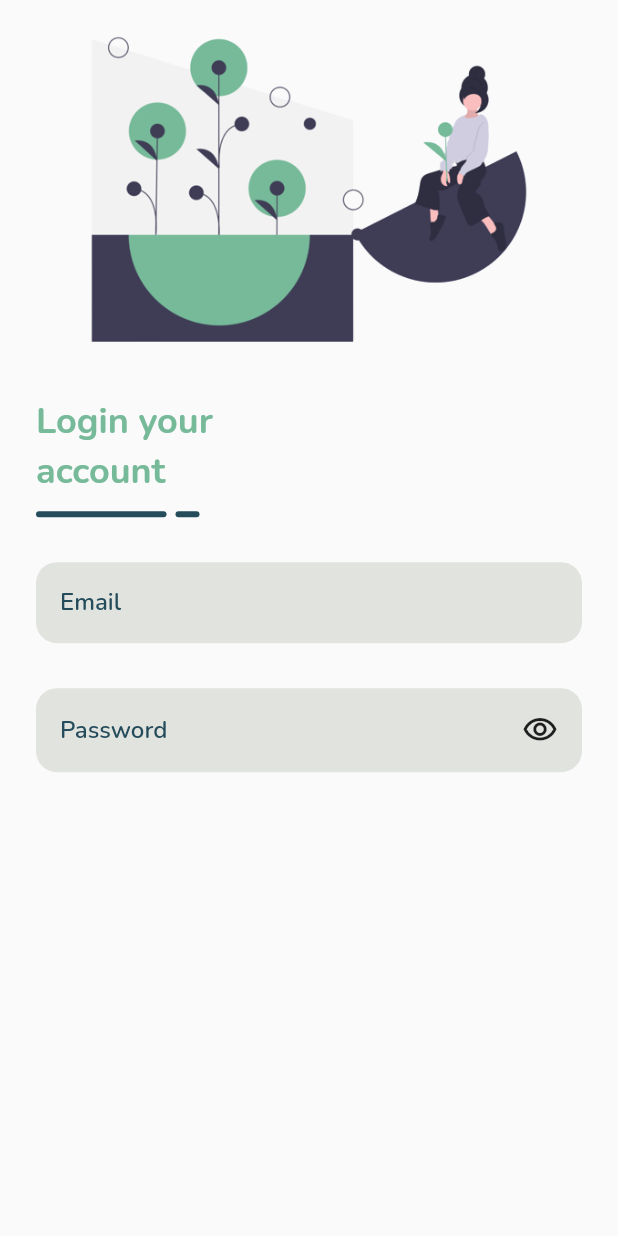
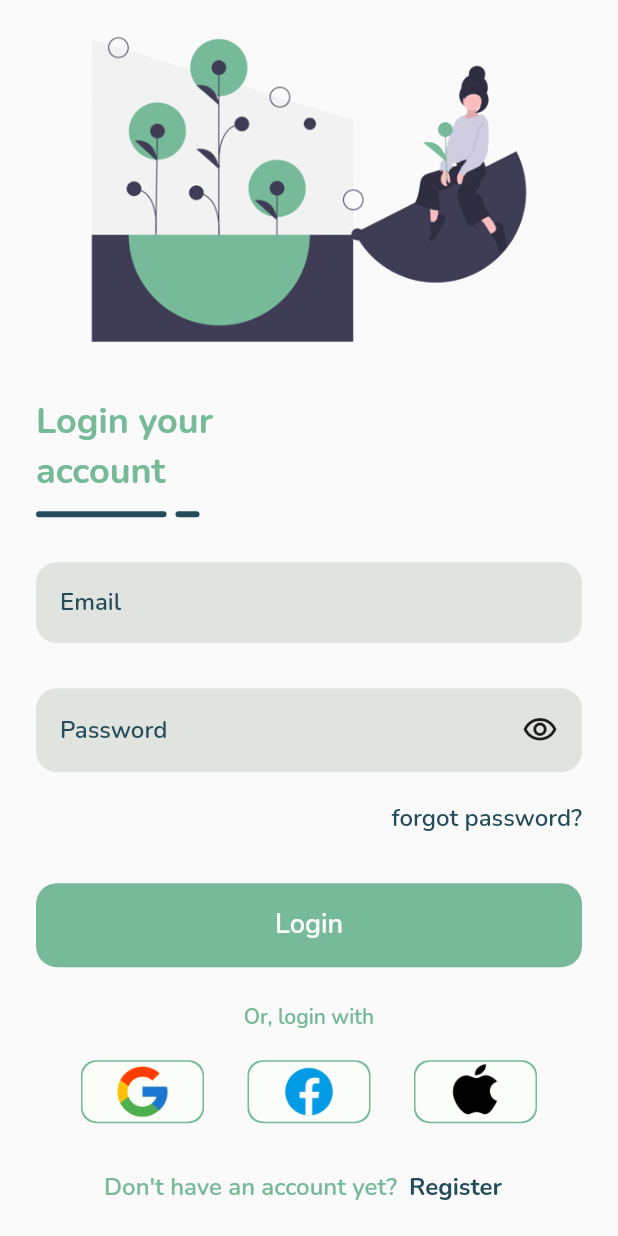
Before and after one commit to LuckyMaulana24/HerbalPlant, a Flutter app: the screen it shows after launch, on a phone screen of 412 x 824 dp. Run offline on Flutter 3.47's test engine with Material 2 defaults, Android fonts, the phone set to English and light mode, and no system bars; our stand-ins replace google_fonts.

Commit message:
menyelesaikan slicing sign in

```diff
--- a/lib/pages/sign_in_page.dart
+++ b/lib/pages/sign_in_page.dart
@@ -15,6 +15,20 @@ class SignInPage extends StatelessWidget {
             title(),
             emailInput(),
             passwordInput(),
+            forgotPassword(),
+            loginButton(),
+            Center(
+              child: Container(
+                margin: const EdgeInsets.only(top: 24),
+                child: Text(
+                  'Or, login with',
+                  style: greenTextStyle.copyWith(
+                      fontSize: 14, fontWeight: semibold),
+                ),
+              ),
+            ),
+            account(),
+            createAccount(),
           ],
         ),
       ),
@@ -108,4 +122,130 @@ class SignInPage extends StatelessWidget {
       ),
     );
   }
+
+  Widget forgotPassword() {
+    return Container(
+      margin: const EdgeInsets.only(top: 20),
+      child: Row(
+        mainAxisAlignment: MainAxisAlignment.end,
+        children: [
+          Text(
+            'forgot password?',
+            style: greenDarkTextStyle.copyWith(
+              fontSize: 16,
+              fontWeight: semibold,
+            ),
+          ),
+        ],
+      ),
+    );
+  }
+
+  Widget loginButton() {
+    return Container(
+      margin: const EdgeInsets.only(top: 32),
+      height: 56,
+      width: double.infinity,
+      child: TextButton(
+        onPressed: () {},
+        style: TextButton.styleFrom(
+          backgroundColor: kGreenColor,
+          shape: RoundedRectangleBorder(
+            borderRadius: BorderRadius.circular(14),
+          ),
+        ),
+        child: Text(
+          'Login',
+          style: whiteTextStyle.copyWith(fontSize: 18, fontWeight: semibold),
+        ),
+      ),
+    );
+  }
+
+  Widget account() {
+    return Container(
+      margin: const EdgeInsets.only(top: 20),
+      child: Row(
+        mainAxisAlignment: MainAxisAlignment.spaceEvenly,
+        children: [
+          Container(
+            height: 40,
+            width: 80,
+            decoration: BoxDecoration(
+              color: kWhiteColor,
+              borderRadius: BorderRadius.circular(10),
+              boxShadow: [
+                BoxShadow(
+                  color: kGreenColor,
+                  spreadRadius: 1,
+                ),
+              ],
+            ),
+            child: const Image(
+              image: AssetImage('assets/google.png'),
+            ),
+          ),
+          Container(
+            height: 40,
+            width: 80,
+            decoration: BoxDecoration(
+              color: kWhiteColor,
+              borderRadius: BorderRadius.circular(10),
+              boxShadow: [
+                BoxShadow(
+                  color: kGreenColor,
+                  spreadRadius: 1,
+                ),
+              ],
+            ),
+            child: const Image(
+              image: AssetImage('assets/fb.png'),
+            ),
+          ),
+          Container(
+            height: 40,
+            width: 80,
+            decoration: BoxDecoration(
+              color: kWhiteColor,
+              borderRadius: BorderRadius.circular(10),
+              boxShadow: [
+                BoxShadow(
+                  color: kGreenColor,
+                  spreadRadius: 1,
+                ),
+              ],
+            ),
+            child: const Image(
+              image: AssetImage('assets/apple.png'),
+            ),
+          ),
+        ],
+      ),
+    );
+  }
+
+  Widget createAccount() {
+    return Container(
+      margin: const EdgeInsets.only(top: 20),
+      child: Row(
+        mainAxisAlignment: MainAxisAlignment.center,
+        children: [
+          Text(
+            'Don\'t have an account yet?',
+            style: greenTextStyle.copyWith(
+              fontSize: 16,
+              fontWeight: semibold,
+            ),
+          ),
+          TextButton(
+              onPressed: () {},
+              child: Text(
+                'Register',
+                style:
+                    greenDarkTextStyle.copyWith(fontSize: 16, fontWeight: bold),
+              ))
+        ],
+      ),
+    );
+  }
 }
```
Also changed, not shown: assets/apple.png (added), assets/fb.png (added), assets/google.png (added).
